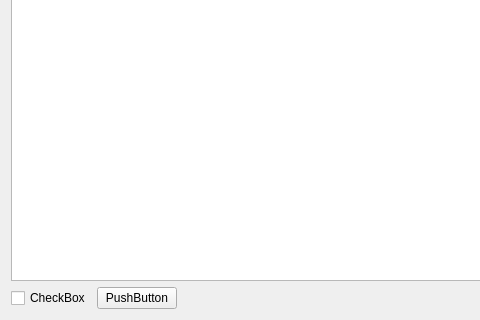
GAMS-dev/studio, file src/gdxviewer/gdxsymbolview.ui: the form before one commit; both pictures show x 0 to 480 and y 326 to 646 of the 573 by 646 pixel window.
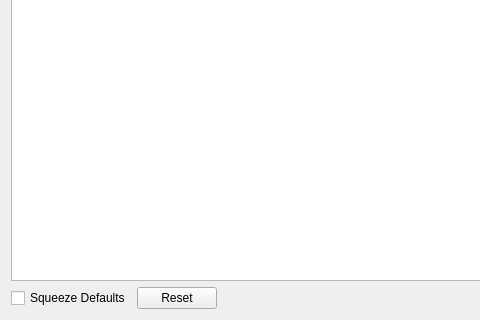
The form after the commit.

Diff of the .ui file:
```diff
--- a/src/gdxviewer/gdxsymbolview.ui
+++ b/src/gdxviewer/gdxsymbolview.ui
@@ -22,14 +22,14 @@
      <item>
       <widget class="QCheckBox" name="checkBox">
        <property name="text">
-        <string>CheckBox</string>
+        <string>Squeeze Defaults</string>
        </property>
       </widget>
      </item>
      <item>
       <widget class="QPushButton" name="pushButton">
        <property name="text">
-        <string>PushButton</string>
+        <string>Reset</string>
        </property>
       </widget>
      </item>
```
Left out of the diff: 13 changed lines with no effect on the pictures.
